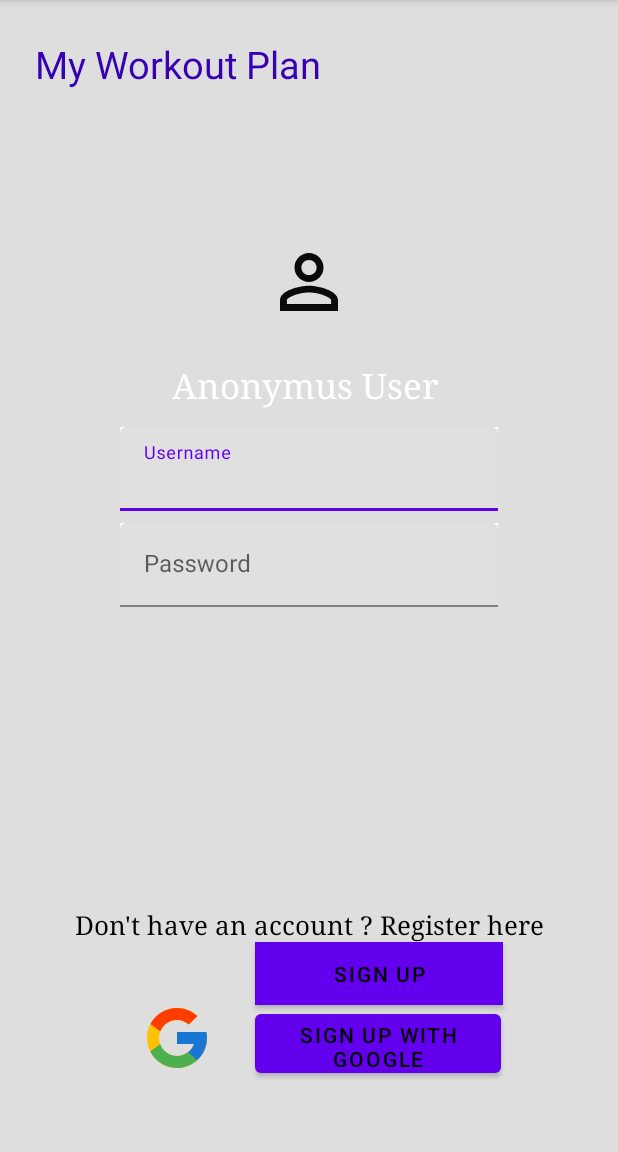
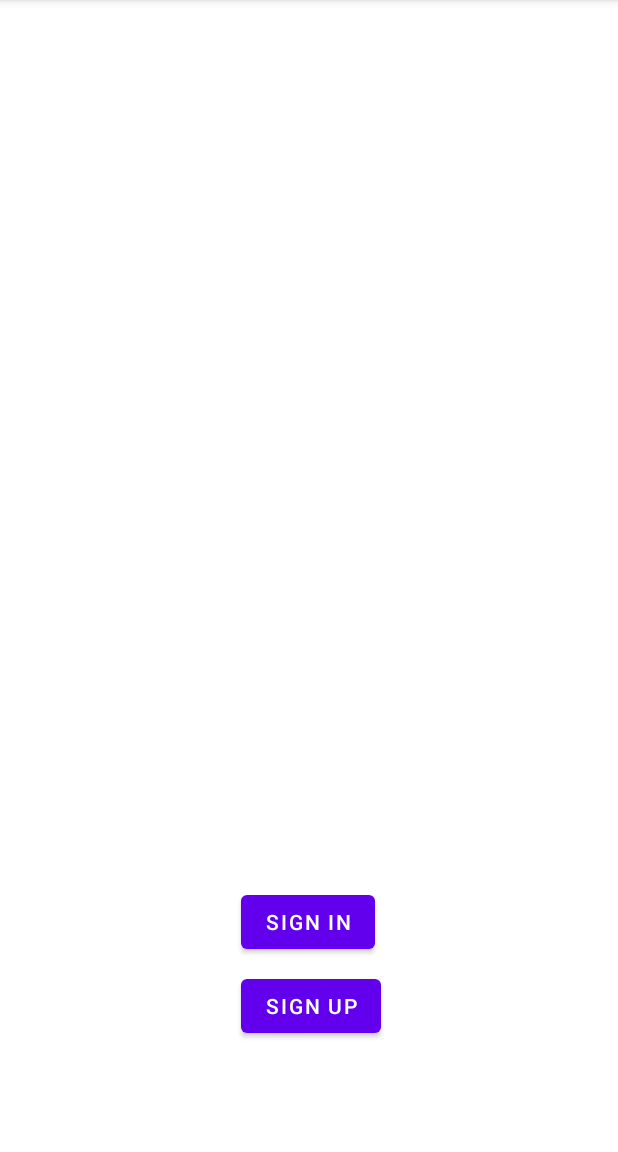
Before and after one commit to miruna-dinu/DAM-2021, an Android app: the screen it shows after launch (MainActivity before the commit, ListActivity after it), on a phone screen of 412 x 824 dp, the part 84-1236 px from its top. Run offline under Robolectric (Android 15) with nearby library versions, the phone set to English and light mode, and no system bars; Roboto replaces fonts that are not available here.

Commit message:
My Workout Plan-Daily Workout Planner Tema2

```diff
--- a/app/src/main/AndroidManifest.xml
+++ b/app/src/main/AndroidManifest.xml
@@ -10,10 +10,13 @@
         android:supportsRtl="true"
         android:theme="@style/Theme.Tema1WorkoutPlan">
         <activity
+            android:name=".SignInActivity"
+            android:exported="false" />
+        <activity
             android:name=".SignUpActivity"
             android:exported="false" />
         <activity
-            android:name=".MainActivity"
+            android:name=".ListActivity"
             android:exported="true">
             <intent-filter>
                 <action android:name="android.intent.action.MAIN" />
--- /dev/null
+++ b/app/src/main/java/com/example/tema1workoutplan/ListActivity.java
@@ -0,0 +1,57 @@
+package com.example.tema1workoutplan;
+
+import androidx.annotation.Nullable;
+import androidx.appcompat.app.AppCompatActivity;
+
+import android.content.Intent;
+import android.os.Bundle;
+import android.view.View;
+import android.widget.Button;
+import android.widget.TextView;
+
+public class ListActivity extends AppCompatActivity {
+
+    private static final int SIGN_UP_REQUEST_CODE = 100;
+    private Button btnSI, btnSU;
+    private TextView tw;
+
+    @Override
+    protected void onCreate(Bundle savedInstanceState) {
+        super.onCreate(savedInstanceState);
+        setContentView(R.layout.activity_list);
+
+        btnSI = findViewById(R.id.btnSignInMain);
+        btnSU = findViewById(R.id.btnSignUpMain);
+        tw  = findViewById(R.id.textView);
+
+        btnSI.setOnClickListener(new View.OnClickListener() {
+            @Override
+            public void onClick(View v) {
+                Intent intent = new Intent(ListActivity.this, SignInActivity.class);
+                startActivity(intent);
+            }
+        });
+
+        btnSU.setOnClickListener(new View.OnClickListener() {
+            @Override
+            public void onClick(View v) {
+                Intent intent = new Intent(ListActivity.this, SignUpActivity.class);
+                startActivityForResult(intent, SIGN_UP_REQUEST_CODE);
+            }
+        });
+    }
+
+    @Override
+    protected void onActivityResult(int requestCode, int resultCode, @Nullable Intent data) {
+        super.onActivityResult(requestCode, resultCode, data);
+        if(requestCode == SIGN_UP_REQUEST_CODE) {
+            if(resultCode == RESULT_OK) {
+                if(data != null) {
+                    Bundle bundle = data.getBundleExtra("PersoanaBundle");
+                    Person person = bundle.getParcelable("OK");
+                    tw.setText(person.toString());
+                }
+            }
+        }
+    }
+}
--- a/app/src/main/java/com/example/tema1workoutplan/MainActivity.java
+++ b/app/src/main/java/com/example/tema1workoutplan/SignInActivity.java
@@ -1,22 +1,25 @@
 package com.example.tema1workoutplan;
 
+import androidx.annotation.Nullable;
 import androidx.appcompat.app.AppCompatActivity;
 
 import android.content.Intent;
 import android.os.Bundle;
 import android.view.View;
 import android.widget.Button;
+import android.widget.TextView;
 
-public class MainActivity extends AppCompatActivity {
+public class SignInActivity extends AppCompatActivity {
 
     private Button btnSignUp;
 
     @Override
     protected void onCreate(Bundle savedInstanceState) {
         super.onCreate(savedInstanceState);
-        setContentView(R.layout.activity_main);
+        setContentView(R.layout.activity_sign_in);
 
         btnSignUp = findViewById(R.id.btn_sign_up);
+
         btnSignUp.setOnClickListener(new View.OnClickListener() {
             @Override
             public void onClick(View v) {
@@ -25,4 +28,6 @@ public class MainActivity extends AppCompatActivity {
             }
         });
     }
+
+
 }
--- /dev/null
+++ b/app/src/main/res/layout/activity_list.xml
@@ -0,0 +1,40 @@
+<?xml version="1.0" encoding="utf-8"?>
+<androidx.constraintlayout.widget.ConstraintLayout xmlns:android="http://schemas.android.com/apk/res/android"
+    xmlns:app="http://schemas.android.com/apk/res-auto"
+    xmlns:tools="http://schemas.android.com/tools"
+    android:layout_width="match_parent"
+    android:layout_height="match_parent"
+    tools:context=".ListActivity">
+
+    <TextView
+        android:id="@+id/textView"
+        android:layout_width="394dp"
+        android:layout_height="534dp"
+        app:layout_constraintBottom_toBottomOf="parent"
+        app:layout_constraintEnd_toEndOf="parent"
+        app:layout_constraintStart_toStartOf="parent"
+        app:layout_constraintTop_toTopOf="parent"
+        app:layout_constraintVertical_bias="0.02" />
+
+    <Button
+        android:id="@+id/btnSignInMain"
+        android:layout_width="wrap_content"
+        android:layout_height="wrap_content"
+        android:layout_marginTop="52dp"
+        android:text="@string/sign_in"
+        app:layout_constraintEnd_toEndOf="parent"
+        app:layout_constraintHorizontal_bias="0.498"
+        app:layout_constraintStart_toStartOf="parent"
+        app:layout_constraintTop_toBottomOf="@+id/textView" />
+
+    <Button
+        android:id="@+id/btnSignUpMain"
+        android:layout_width="wrap_content"
+        android:layout_height="wrap_content"
+        android:layout_marginTop="8dp"
+        android:text="@string/sign_up"
+        app:layout_constraintEnd_toEndOf="parent"
+        app:layout_constraintHorizontal_bias="0.504"
+        app:layout_constraintStart_toStartOf="parent"
+        app:layout_constraintTop_toBottomOf="@id/btnSignInMain" />
+</androidx.constraintlayout.widget.ConstraintLayout>
--- a/app/src/main/res/layout/activity_main.xml
+++ b/app/src/main/res/layout/activity_sign_in.xml
@@ -5,7 +5,7 @@
     android:layout_width="match_parent"
     android:layout_height="match_parent"
     android:background="#79BCBABA"
-    tools:context=".MainActivity">
+    tools:context=".SignInActivity">
 
     <TextView
         android:id="@+id/tv_wp"
--- a/app/src/main/res/values/strings.xml
+++ b/app/src/main/res/values/strings.xml
@@ -8,11 +8,13 @@
     <string name="email">Email</string>
     <string name="username">Username</string>
     <string name="password">Password</string>
-    <string name="sign_in">Sign In</string>
-    <string name="sign_up">Sign Up</string>
     <string name="create">Create</string>
     <string name="already_have_an_account">Already have an account?</string>
     <string name="my_workout_plan">My Workout Plan</string>
     <string name="anonymus_user">Anonymus User</string>
     <string name="welcome">Welcome</string>
+    <string name="back">Back</string>
+    <string name="date_of_birth">Date of Birth</string>
+    <string name="sign_in">Sign In</string>
+    <string name="sign_up">Sign Up</string>
 </resources>
```
Also changed, not shown: app/src/main/java/com/example/tema1workoutplan/SignUpActivity.java (+83 -3 lines), app/src/main/res/layout/activity_sign_up.xml (+27 -5 lines).
